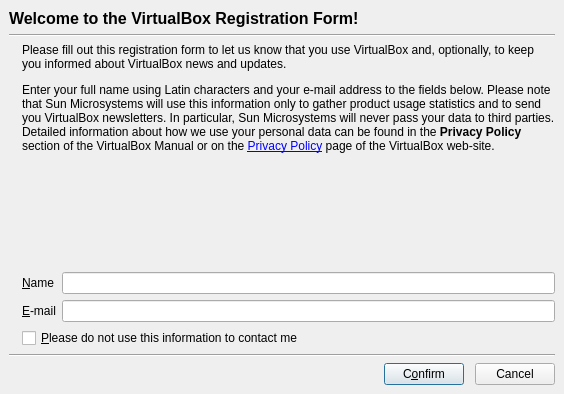
Qt form src/VBox/Frontends/VirtualBox/ui/VBoxRegistrationDlg.ui (pop-os/virtualbox) before a commit.
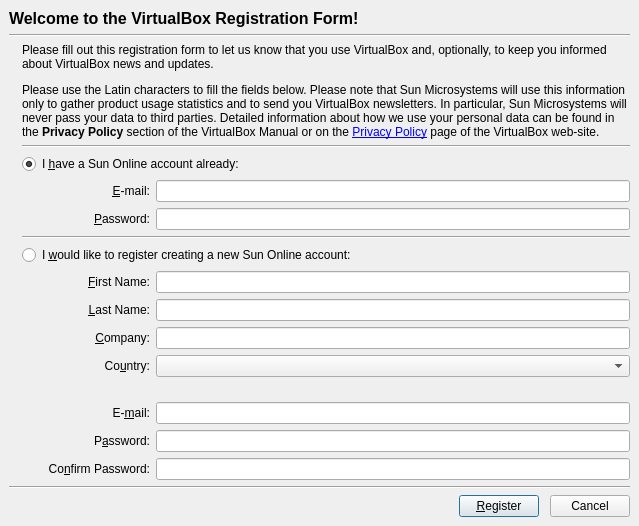
The same form after that commit. Icons and pictures are not drawn. Custom widgets are drawn as their Qt base class.

```diff
--- a/src/VBox/Frontends/VirtualBox/ui/VBoxRegistrationDlg.ui
+++ b/src/VBox/Frontends/VirtualBox/ui/VBoxRegistrationDlg.ui
@@ -22,8 +22,8 @@
    <rect>
     <x>0</x>
     <y>0</y>
-    <width>564</width>
-    <height>394</height>
+    <width>639</width>
+    <height>513</height>
    </rect>
   </property>
   <property name="windowTitle" >
@@ -48,8 +48,8 @@
       <number>0</number>
      </property>
      <widget class="QWidget" name="mPageReg" >
-      <layout class="QVBoxLayout" >
-       <item>
+      <layout class="QGridLayout" name="gridLayout" >
+       <item row="0" column="0" colspan="4" >
         <widget class="QLabel" name="mPageSummaryHdr" >
          <property name="font" >
           <font>
@@ -64,16 +64,14 @@
          </property>
         </widget>
        </item>
-       <item>
+       <item row="1" column="0" colspan="4" >
         <widget class="Line" name="line11" >
          <property name="orientation" >
           <enum>Qt::Horizontal</enum>
          </property>
         </widget>
        </item>
-       <item>
-        <layout class="QHBoxLayout" >
-         <item>
+       <item rowspan="15" row="2" column="0" >
           <widget class="QLabel" name="mLogoSummary" >
            <property name="sizePolicy" >
             <sizepolicy vsizetype="Minimum" hsizetype="Maximum" >
@@ -92,9 +90,7 @@
            </property>
           </widget>
          </item>
-         <item>
-          <layout class="QVBoxLayout" >
-           <item>
+       <item row="2" column="1" colspan="3" >
             <widget class="QILabel" name="mTextRegInfo" >
              <property name="sizePolicy" >
               <sizepolicy vsizetype="Minimum" hsizetype="Minimum" >
@@ -104,101 +100,301 @@
              </property>
              <property name="minimumSize" >
               <size>
-               <width>300</width>
+           <width>500</width>
                <height>0</height>
               </size>
              </property>
              <property name="text" >
-              <string>&lt;p&gt;Please fill out this registration form to let us know that you use VirtualBox and, optionally, to keep you informed about VirtualBox news and updates.&lt;/p&gt;&lt;p&gt;Enter your full name using Latin characters and your e-mail address to the fields below. Please note that Sun Microsystems will use this information only to gather product usage statistics and to send you VirtualBox newsletters. In particular, Sun Microsystems will never pass your data to third parties. Detailed information about how we use your personal data can be found in the &lt;b&gt;Privacy Policy&lt;/b&gt; section of the VirtualBox Manual or on the &lt;a href=http://www.virtualbox.org/wiki/PrivacyPolicy&gt;Privacy Policy&lt;/a&gt; page of the VirtualBox web-site.&lt;/p&gt;</string>
+          <string>&lt;p&gt;Please fill out this registration form to let us know that you use VirtualBox and, optionally, to keep you informed about VirtualBox news and updates.&lt;/p&gt;&lt;p&gt;Please use the Latin characters to fill the fields below. Please note that Sun Microsystems will use this information only to gather product usage statistics and to send you VirtualBox newsletters. In particular, Sun Microsystems will never pass your data to third parties. Detailed information about how we use your personal data can be found in the &lt;b&gt;Privacy Policy&lt;/b&gt; section of the VirtualBox Manual or on the &lt;a href=http://www.virtualbox.org/wiki/PrivacyPolicy&gt;Privacy Policy&lt;/a&gt; page of the VirtualBox web-site.&lt;/p&gt;</string>
              </property>
              <property name="wordWrap" >
               <bool>true</bool>
              </property>
             </widget>
            </item>
-           <item>
-            <spacer>
+       <item row="3" column="1" colspan="3" >
+        <widget class="Line" name="line14" >
+         <property name="orientation" >
+          <enum>Qt::Horizontal</enum>
+         </property>
+        </widget>
+       </item>
+       <item row="4" column="1" colspan="3" >
+        <widget class="QRadioButton" name="mRbOld" >
+         <property name="text" >
+          <string>I &amp;have a Sun Online account already:</string>
+         </property>
+         <property name="checked" >
+          <bool>true</bool>
+         </property>
+        </widget>
+       </item>
+       <item rowspan="2" row="5" column="1" >
+        <spacer name="mHorizontalSpacer1" >
+         <property name="orientation" >
+          <enum>Qt::Horizontal</enum>
+         </property>
+         <property name="sizeType" >
+          <enum>QSizePolicy::Fixed</enum>
+         </property>
+         <property name="sizeHint" stdset="0" >
+          <size>
+           <width>20</width>
+           <height>0</height>
+          </size>
+         </property>
+        </spacer>
+       </item>
+       <item row="5" column="2" >
+        <widget class="QLabel" name="mTxOldEmail" >
+         <property name="text" >
+          <string>&amp;E-mail:</string>
+         </property>
+         <property name="alignment" >
+          <set>Qt::AlignRight|Qt::AlignTrailing|Qt::AlignVCenter</set>
+         </property>
+         <property name="buddy" >
+          <cstring>mLeOldEmail</cstring>
+         </property>
+        </widget>
+       </item>
+       <item row="5" column="3" >
+        <widget class="QLineEdit" name="mLeOldEmail" >
+         <property name="whatsThis" >
+          <string>Enter your valid e-mail address.</string>
+         </property>
+        </widget>
+       </item>
+       <item row="6" column="2" >
+        <widget class="QLabel" name="mTxOldPassword" >
+         <property name="text" >
+          <string>&amp;Password:</string>
+         </property>
+         <property name="alignment" >
+          <set>Qt::AlignRight|Qt::AlignTrailing|Qt::AlignVCenter</set>
+         </property>
+         <property name="buddy" >
+          <cstring>mLeOldPassword</cstring>
+         </property>
+        </widget>
+       </item>
+       <item row="6" column="3" >
+        <widget class="QLineEdit" name="mLeOldPassword" >
+         <property name="whatsThis" >
+          <string>Enter your valid e-mail address.</string>
+         </property>
+         <property name="echoMode" >
+          <enum>QLineEdit::Password</enum>
+         </property>
+        </widget>
+       </item>
+       <item row="7" column="1" colspan="3" >
+        <widget class="Line" name="line13" >
+         <property name="orientation" >
+          <enum>Qt::Horizontal</enum>
+         </property>
+        </widget>
+       </item>
+       <item row="8" column="1" colspan="3" >
+        <widget class="QRadioButton" name="mRbNew" >
+         <property name="text" >
+          <string>I &amp;would like to register creating a new Sun Online account:</string>
+         </property>
+        </widget>
+       </item>
+       <item rowspan="8" row="9" column="1" >
+        <spacer name="mHorizontalSpacer2" >
+         <property name="orientation" >
+          <enum>Qt::Horizontal</enum>
+         </property>
+         <property name="sizeType" >
+          <enum>QSizePolicy::Fixed</enum>
+         </property>
+         <property name="sizeHint" stdset="0" >
+          <size>
+           <width>20</width>
+           <height>0</height>
+          </size>
+         </property>
+        </spacer>
+       </item>
+       <item row="9" column="2" >
+        <widget class="QLabel" name="mTxNewFirstName" >
+         <property name="text" >
+          <string>&amp;First Name:</string>
+         </property>
+         <property name="alignment" >
+          <set>Qt::AlignRight|Qt::AlignTrailing|Qt::AlignVCenter</set>
+         </property>
+         <property name="buddy" >
+          <cstring>mLeNewFirstName</cstring>
+         </property>
+        </widget>
+       </item>
+       <item row="9" column="3" >
+        <widget class="QLineEdit" name="mLeNewFirstName" >
+         <property name="whatsThis" >
+          <string>Enter your full name using Latin characters.</string>
+         </property>
+        </widget>
+       </item>
+       <item row="10" column="2" >
+        <widget class="QLabel" name="mTxNewLastName" >
+         <property name="text" >
+          <string>&amp;Last Name:</string>
+         </property>
+         <property name="alignment" >
+          <set>Qt::AlignRight|Qt::AlignTrailing|Qt::AlignVCenter</set>
+         </property>
+         <property name="buddy" >
+          <cstring>mLeNewLastName</cstring>
+         </property>
+        </widget>
+       </item>
+       <item row="10" column="3" >
+        <widget class="QLineEdit" name="mLeNewLastName" >
+         <property name="whatsThis" >
+          <string>Enter your full name using Latin characters.</string>
+         </property>
+        </widget>
+       </item>
+       <item row="11" column="2" >
+        <widget class="QLabel" name="mTxNewCompany" >
+         <property name="text" >
+          <string>&amp;Company:</string>
+         </property>
+         <property name="alignment" >
+          <set>Qt::AlignRight|Qt::AlignTrailing|Qt::AlignVCenter</set>
+         </property>
+         <property name="buddy" >
+          <cstring>mLeNewCompany</cstring>
+         </property>
+        </widget>
+       </item>
+       <item row="11" column="3" >
+        <widget class="QLineEdit" name="mLeNewCompany" >
+         <property name="whatsThis" >
+          <string>Enter your full name using Latin characters.</string>
+         </property>
+        </widget>
+       </item>
+       <item row="12" column="2" >
+        <widget class="QLabel" name="mTxNewCountry" >
+         <property name="text" >
+          <string>Co&amp;untry:</string>
+         </property>
+         <property name="alignment" >
+          <set>Qt::AlignRight|Qt::AlignTrailing|Qt::AlignVCenter</set>
+         </property>
+         <property name="buddy" >
+          <cstring>mCbNewCountry</cstring>
+         </property>
+        </widget>
+       </item>
+       <item row="12" column="3" >
+        <widget class="QComboBox" name="mCbNewCountry" >
+         <property name="whatsThis" >
+          <string>Enter your full name using Latin characters.</string>
+         </property>
+        </widget>
+       </item>
+       <item row="13" column="2" colspan="2" >
+        <spacer name="mVerticalSpacer2" >
              <property name="orientation" >
               <enum>Qt::Vertical</enum>
              </property>
              <property name="sizeType" >
-              <enum>QSizePolicy::Expanding</enum>
-             </property>
-             <property name="sizeHint" >
+          <enum>QSizePolicy::Fixed</enum>
+         </property>
+         <property name="sizeHint" stdset="0" >
               <size>
-               <width>10</width>
-               <height>0</height>
+           <width>0</width>
+           <height>5</height>
               </size>
              </property>
             </spacer>
            </item>
-           <item>
-            <layout class="QGridLayout" >
-             <item row="0" column="0" >
-              <widget class="QLabel" name="mTxName" >
+       <item row="14" column="2" >
+        <widget class="QLabel" name="mTxNewEmail" >
                <property name="text" >
-                <string>&amp;Name</string>
-               </property>
+          <string>E-&amp;mail:</string>
+         </property>
+         <property name="alignment" >
+          <set>Qt::AlignRight|Qt::AlignTrailing|Qt::AlignVCenter</set>
+         </property>
                <property name="buddy" >
-                <cstring>mLeName</cstring>
+          <cstring>mLeNewEmail</cstring>
                </property>
               </widget>
              </item>
-             <item row="0" column="1" >
-              <widget class="QLineEdit" name="mLeName" >
+       <item row="14" column="3" >
+        <widget class="QLineEdit" name="mLeNewEmail" >
                <property name="whatsThis" >
                 <string>Enter your full name using Latin characters.</string>
                </property>
               </widget>
              </item>
-             <item row="1" column="0" >
-              <widget class="QLabel" name="mTxEmail" >
+       <item row="15" column="2" >
+        <widget class="QLabel" name="mTxNewPassword" >
                <property name="text" >
-                <string>&amp;E-mail</string>
-               </property>
+          <string>P&amp;assword:</string>
+         </property>
+         <property name="alignment" >
+          <set>Qt::AlignRight|Qt::AlignTrailing|Qt::AlignVCenter</set>
+         </property>
                <property name="buddy" >
-                <cstring>mLeEmail</cstring>
+          <cstring>mLeNewPassword</cstring>
                </property>
               </widget>
              </item>
-             <item row="1" column="1" >
-              <widget class="QLineEdit" name="mLeEmail" >
+       <item row="15" column="3" >
+        <widget class="QLineEdit" name="mLeNewPassword" >
                <property name="whatsThis" >
-                <string>Enter your valid e-mail address.</string>
-               </property>
-              </widget>
-             </item>
-             <item row="2" column="0" colspan="2" >
-              <widget class="QCheckBox" name="mCbUse" >
+          <string>Enter your full name using Latin characters.</string>
+         </property>
+         <property name="echoMode" >
+          <enum>QLineEdit::Password</enum>
+         </property>
+        </widget>
+       </item>
+       <item row="16" column="2" >
+        <widget class="QLabel" name="mTxNewPassword2" >
+         <property name="text" >
+          <string>Co&amp;nfirm Password:</string>
+         </property>
+         <property name="alignment" >
+          <set>Qt::AlignRight|Qt::AlignTrailing|Qt::AlignVCenter</set>
+         </property>
+         <property name="buddy" >
+          <cstring>mLeNewPassword2</cstring>
+         </property>
+        </widget>
+       </item>
+       <item row="16" column="3" >
+        <widget class="QLineEdit" name="mLeNewPassword2" >
                <property name="whatsThis" >
-                <string>Check this box if you do not want to receive mail from Sun Microsystems at the e-mail address specified above.</string>
-               </property>
-               <property name="text" >
-                <string>&amp;Please do not use this information to contact me</string>
+          <string>Enter your full name using Latin characters.</string>
+         </property>
+         <property name="echoMode" >
+          <enum>QLineEdit::Password</enum>
                </property>
               </widget>
              </item>
-            </layout>
-           </item>
-          </layout>
-         </item>
-        </layout>
-       </item>
-       <item>
+       <item row="17" column="0" colspan="4" >
         <widget class="Line" name="line12" >
          <property name="orientation" >
           <enum>Qt::Horizontal</enum>
          </property>
         </widget>
        </item>
-       <item>
+       <item row="18" column="0" colspan="4" >
         <layout class="QHBoxLayout" >
          <item>
-          <spacer>
+          <spacer name="mHorizontalSpacer1" >
            <property name="orientation" >
             <enum>Qt::Horizontal</enum>
            </property>
-           <property name="sizeHint" >
+           <property name="sizeHint" stdset="0" >
             <size>
              <width>0</width>
              <height>0</height>
@@ -209,7 +405,7 @@
          <item>
           <widget class="QPushButton" name="mBtnFinish" >
            <property name="text" >
-            <string>C&amp;onfirm</string>
+            <string>&amp;Register</string>
            </property>
            <property name="default" >
             <bool>true</bool>
@@ -217,14 +413,14 @@
           </widget>
          </item>
          <item>
-          <spacer>
+          <spacer name="mHorizontalSpacer2" >
            <property name="orientation" >
             <enum>Qt::Horizontal</enum>
            </property>
            <property name="sizeType" >
             <enum>QSizePolicy::Fixed</enum>
            </property>
-           <property name="sizeHint" >
+           <property name="sizeHint" stdset="0" >
             <size>
              <width>5</width>
              <height>0</height>
@@ -233,7 +429,7 @@
           </spacer>
          </item>
          <item>
-          <widget class="QPushButton" name="mBtnCancel4" >
+          <widget class="QPushButton" name="mBtnCancel" >
            <property name="text" >
             <string>Cancel</string>
            </property>
```
Left out of the diff: 2 changed lines with no effect on the pictures. Lines whose indentation alone changed are shown as unchanged.
